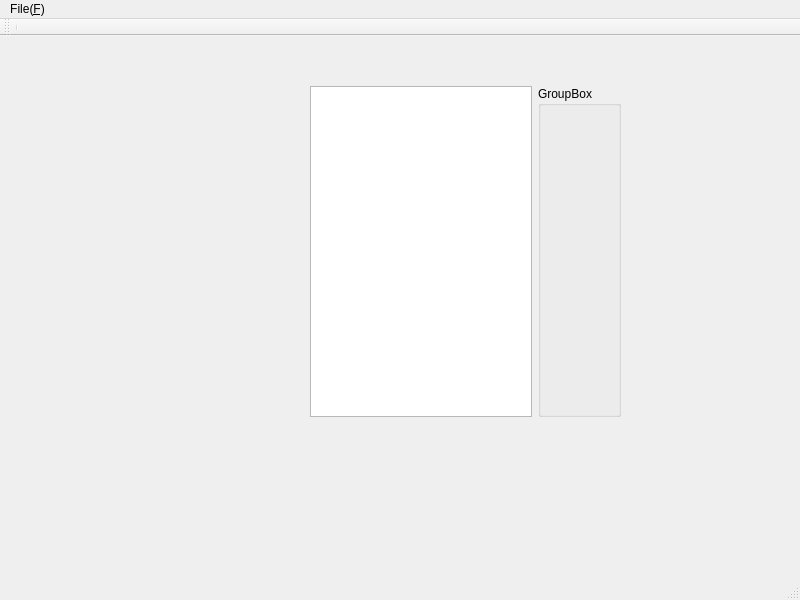
Old version of the form src/npg.ui in the repository public0821/npg.
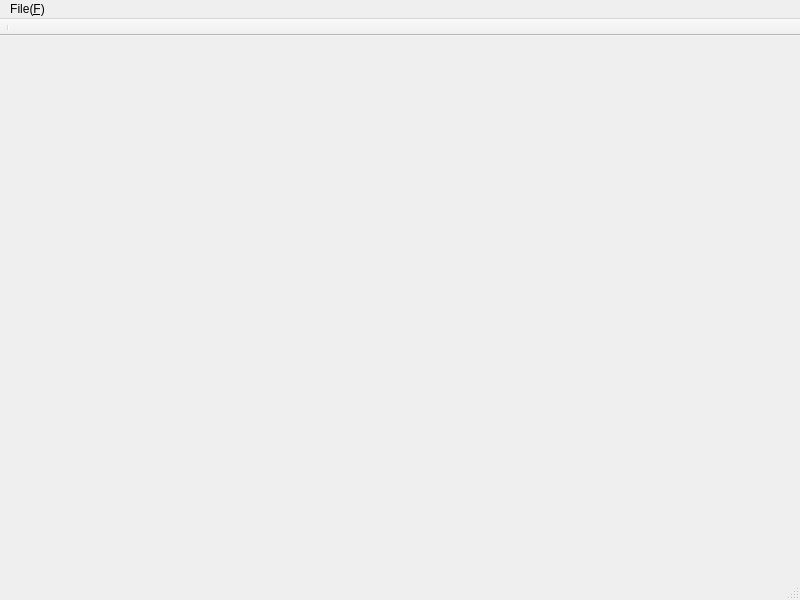
New version of the form. Icons and pictures are not drawn.

```diff
--- a/src/npg.ui
+++ b/src/npg.ui
@@ -13,36 +13,11 @@
   <property name="windowTitle">
    <string>MainWindow</string>
   </property>
-  <widget class="QWidget" name="centralwidget">
-   <widget class="QWidget" name="horizontalLayoutWidget">
-    <property name="geometry">
-     <rect>
-      <x>300</x>
-      <y>40</y>
-      <width>331</width>
-      <height>351</height>
-     </rect>
-    </property>
-    <layout class="QHBoxLayout" name="horizontalLayout">
-     <property name="sizeConstraint">
-      <enum>QLayout::SetDefaultConstraint</enum>
-     </property>
-     <property name="margin">
-      <number>10</number>
-     </property>
-     <item>
-      <widget class="QListWidget" name="listWidget"/>
-     </item>
-     <item>
-      <widget class="QGroupBox" name="groupBox">
-       <property name="title">
-        <string>GroupBox</string>
-       </property>
-      </widget>
-     </item>
-    </layout>
-   </widget>
-  </widget>
+  <property name="windowIcon">
+   <iconset resource="npg.qrc">
+    <normaloff>:/npg/resource/blue_business_06.png</normaloff>:/npg/resource/blue_business_06.png</iconset>
+  </property>
+  <widget class="QWidget" name="centralwidget"/>
   <widget class="QMenuBar" name="menubar">
    <property name="geometry">
     <rect>
@@ -66,6 +41,12 @@
    <property name="windowTitle">
     <string>toolBar</string>
    </property>
+   <property name="movable">
+    <bool>false</bool>
+   </property>
+   <property name="toolButtonStyle">
+    <enum>Qt::ToolButtonTextUnderIcon</enum>
+   </property>
    <attribute name="toolBarArea">
     <enum>TopToolBarArea</enum>
    </attribute>
```
Left out of the diff: 18 changed lines with no effect on the pictures.
